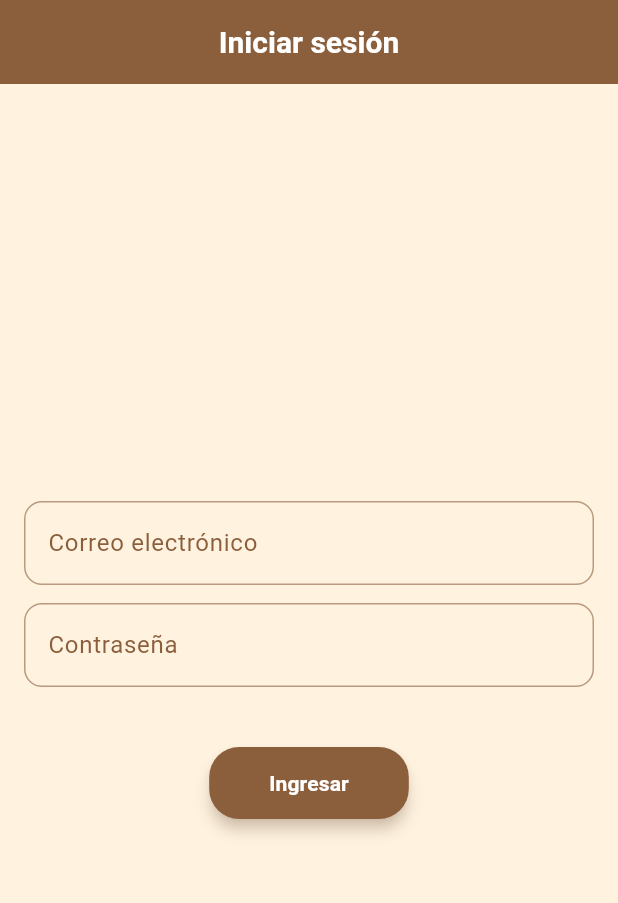
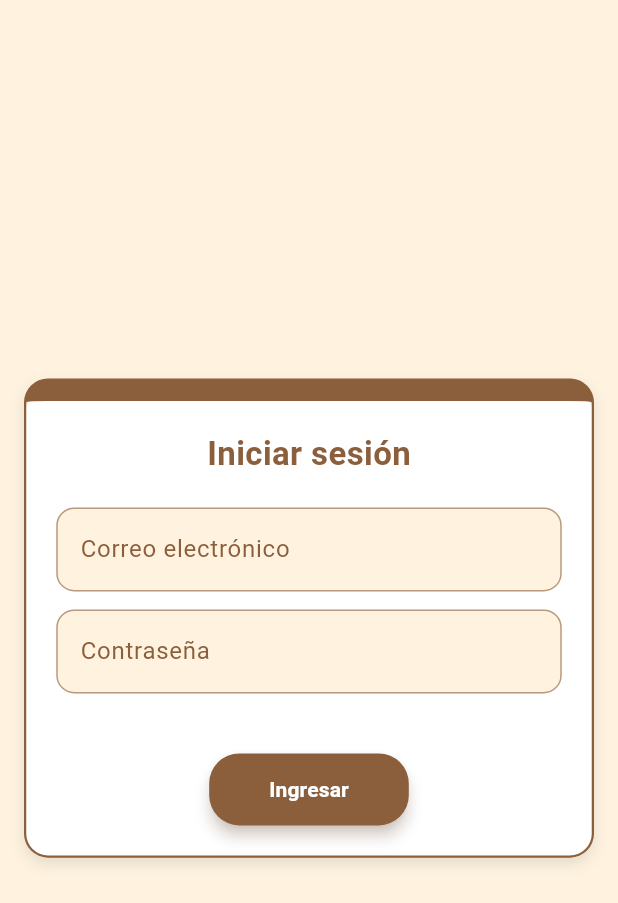
Before and after one commit to danielrasjido/bosque_petrificado, a Flutter app: the screen it shows after launch, on a phone screen of 412 x 824 dp. Shown: the top 903 px of the screen. Run offline on Flutter 3.47's test engine with Material 3 defaults, Android fonts, the phone set to English and light mode, and no system bars; our stand-ins replace appwrite, google_fonts, pedometer, permission_handler; missing offline and left inert: flutter_health_connect; network calls fail.

Commit message:
mejorada la interfaz de login

```diff
--- a/lib/screens/loginScreen.dart
+++ b/lib/screens/loginScreen.dart
@@ -76,14 +76,46 @@ class _LoginScreenState extends State<LoginScreen> {
   }
 
   @override
+  @override
   Widget build(BuildContext context) {
+    final Color colorPrincipal = Theme.of(context).colorScheme.primary;
+
     return Scaffold(
-      appBar: AppBar(title: const Text('Iniciar sesión')),
-      body: Padding(
+      body: Center( // paracentrar horizontal y vertical
+        child: SingleChildScrollView( // esto permite scroll si el teclado se abre
+          child: Padding(
             padding: const EdgeInsets.all(16.0),
+            child: Container(
+              width: 380,
+              padding: const EdgeInsets.all(20),
+              decoration: BoxDecoration(
+                color: Colors.white,
+                borderRadius: BorderRadius.circular(16),
+                border: Border(
+                  top: BorderSide(color: colorPrincipal, width: 15), // borde superior más grueso
+                  left: BorderSide(color: colorPrincipal, width: 1.5),
+                  right: BorderSide(color: colorPrincipal, width: 1.5),
+                  bottom: BorderSide(color: colorPrincipal, width: 1.5),
+                ),
+                boxShadow: [
+                  BoxShadow(
+                    color: Colors.black.withOpacity(0.1),
+                    blurRadius: 8,
+                    offset: const Offset(0, 4),
+                  ),
+                ],
+              ),
               child: Column(
-          mainAxisAlignment: MainAxisAlignment.center,
+                mainAxisSize: MainAxisSize.min,
                 children: [
+                  const Text(
+                    'Iniciar sesión',
+                    style: TextStyle(
+                      fontSize: 22,
+                      fontWeight: FontWeight.bold,
+                    ),
+                  ),
+                  const SizedBox(height: 20),
                   TextField(
                     controller: _emailController,
                     decoration: const InputDecoration(labelText: 'Correo electrónico'),
@@ -107,6 +139,9 @@ class _LoginScreenState extends State<LoginScreen> {
                 ],
               ),
             ),
+          ),
+        ),
+      ),
     );
   }
 }
--- /dev/null
+++ b/lib/services/podometroHealthService.dart
@@ -0,0 +1,7 @@
+import 'dart:async';
+import 'package:flutter_health_connect/flutter_health_connect.dart';
+import 'package:url_launcher/url_launcher.dart';
+
+class PodometroHealthService {
+
+}
--- a/pubspec.yaml
+++ b/pubspec.yaml
@@ -40,6 +40,8 @@ dependencies:
   permission_handler: ^12.0.1
   appwrite: ^20.2.1
   google_fonts: ^6.3.2
+  url_launcher: ^6.2.6
+  flutter_health_connect: 1.2.2
 
 dev_dependencies:
   flutter_test:
```
Also changed, not shown: pubspec.lock. Lines whose indentation alone changed are shown as unchanged.
